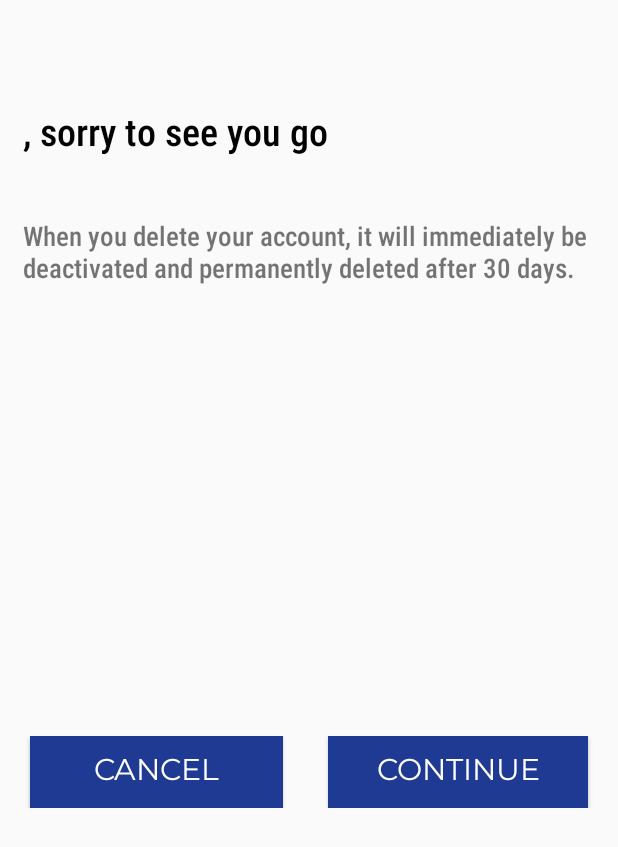
After one commit to maazsabahuddin/Sawari-Android, an Android app: the DeleteAccount_Activity screen opened directly, with no data from a screen before it, on a phone screen of 412 x 824 dp. The commit adds this screen. Shown: the top 847 px of the screen. Run offline under Robolectric (Android 15) with nearby library versions, the phone set to English and light mode, and no system bars; our stand-ins replace Volley; Roboto replaces fonts that are not available here.

Commit message:
account delete

```diff
--- a/app/src/main/AndroidManifest.xml
+++ b/app/src/main/AndroidManifest.xml
@@ -16,7 +16,10 @@
         android:roundIcon="@mipmap/ic_launcher_round"
         android:supportsRtl="true"
         android:theme="@style/AppTheme">
-        <activity android:name=".PrivacyActivity"></activity>
+        <activity android:name=".SecurityActivity"></activity>
+        <activity android:name=".DeleteAccount_Activity" />
+        <activity android:name=".VerifyPassword2_Activity" />
+        <activity android:name=".PrivacyActivity" />
         <activity android:name=".Maps.LocationFragment" />
         <activity android:name=".Maps.LocationActivity" />
         <activity android:name=".Maps.SavedPlace" />
--- /dev/null
+++ b/app/src/main/java/com/sohaibaijaz/sawaari/DeleteAccount_Activity.java
@@ -0,0 +1,124 @@
+package com.sohaibaijaz.sawaari;
+
+import androidx.appcompat.app.AppCompatActivity;
+import androidx.preference.Preference;
+
+import android.content.Context;
+import android.content.Intent;
+import android.content.SharedPreferences;
+import android.os.Bundle;
+import android.view.View;
+import android.widget.Button;
+import android.widget.TextView;
+import android.widget.Toast;
+
+import com.android.volley.AuthFailureError;
+import com.android.volley.Request;
+import com.android.volley.RequestQueue;
+import com.android.volley.Response;
+import com.android.volley.VolleyError;
+import com.android.volley.toolbox.StringRequest;
+import com.android.volley.toolbox.Volley;
+import com.sohaibaijaz.sawaari.Fragments.SettingsActivity;
+import com.sohaibaijaz.sawaari.Fragments.Verifypassword;
+
+import org.json.JSONException;
+import org.json.JSONObject;
+
+import java.util.HashMap;
+import java.util.Map;
+
+import static com.sohaibaijaz.sawaari.MainActivity.AppPreferences;
+
+public class DeleteAccount_Activity extends AppCompatActivity {
+
+    TextView sorry_message;
+    SharedPreferences sharedPreferences;
+    Button button_cancel;
+    Button button_continue;
+    @Override
+    protected void onCreate(Bundle savedInstanceState) {
+        super.onCreate(savedInstanceState);
+        getSupportActionBar().hide();
+        sharedPreferences = DeleteAccount_Activity.this.getSharedPreferences(AppPreferences, Context.MODE_PRIVATE);
+
+        setContentView(R.layout.activity_delete_account);
+        sorry_message=findViewById(R.id.sorrymessage);
+        button_cancel=findViewById(R.id.cancel);
+        button_continue=findViewById(R.id.continue_delete);
+
+        sorry_message.setText(sharedPreferences.getString("first_name", "")+", "+"sorry to see you go");
+
+        button_cancel.setOnClickListener(new View.OnClickListener() {
+            @Override
+            public void onClick(View v) {
+                Intent i = new Intent(DeleteAccount_Activity.this, SettingsActivity.class);
+                DeleteAccount_Activity.this.startActivity(i);
+            }
+        });
+
+        button_continue.setOnClickListener(new View.OnClickListener() {
+            @Override
+            public void onClick(View v) {
+                delete_account();
+            }
+        });
+
+    }
+
+    private void delete_account(){
+        try {
+
+            String url = "http://52.15.104.184/delete/user/";
+            StringRequest stringRequest = new StringRequest(Request.Method.GET, url,
+                    new Response.Listener<String>() {
+                        @Override
+                        public void onResponse(String response) {
+
+                            try {
+                                JSONObject jsonObject = new JSONObject(response);
+                                if (jsonObject.getString("status").equals("200")) {
+
+                                    Toast.makeText(DeleteAccount_Activity.this, jsonObject.getString("message"), Toast.LENGTH_LONG).show();
+                                }
+                                else {
+                                    Toast.makeText(DeleteAccount_Activity.this, jsonObject.getString("message"), Toast.LENGTH_LONG).show();
+
+                                }
+                            } catch (JSONException e) {
+                                e.printStackTrace();
+                            }
+                        }
+                    },
+
+                    new Response.ErrorListener() {
+                        @Override
+                        public void onErrorResponse(VolleyError error) {
+                            Toast.makeText(DeleteAccount_Activity.this, error.toString(), Toast.LENGTH_LONG).show();
+                        }
+                    }) {
+                @Override
+                protected Map<String, String> getParams() {
+                    Map<String, String> params = new HashMap<>();
+
+                    return params;
+                }
+
+                @Override
+                public Map<String, String> getHeaders() throws AuthFailureError {
+                    Map<String, String> headers = new HashMap<String, String>();
+                   headers.put("Authorization", sharedPreferences.getString("Token", ""));
+                    return headers;
+                }
+
+            };
+
+            RequestQueue requestQueue = Volley.newRequestQueue(this);
+            requestQueue.add(stringRequest);
+        }catch (Exception e) {
+            e.printStackTrace();
+            }
+
+
+    }
+}
--- /dev/null
+++ b/app/src/main/res/layout/activity_delete_account.xml
@@ -0,0 +1,68 @@
+<androidx.appcompat.widget.LinearLayoutCompat xmlns:android="http://schemas.android.com/apk/res/android"
+    android:layout_width="match_parent"
+    android:layout_height="match_parent"
+    android:orientation="vertical">
+
+    <TextView
+        android:layout_width="wrap_content"
+        android:layout_height="wrap_content"
+        android:id="@+id/sorrymessage"
+        android:text="SHAHRUKH"
+        android:textSize="25sp"
+        android:textColor="@android:color/black"
+        android:textAlignment="center"
+        android:layout_gravity="left"
+        android:layout_marginLeft="15dp"
+        android:fontFamily="sans-serif-condensed-medium"
+        android:layout_marginTop="70dp"></TextView>
+
+
+
+    <TextView
+        android:id="@+id/securitytext"
+        android:layout_width="wrap_content"
+        android:layout_height="wrap_content"
+        android:text="When you delete your account, it will immediately be deactivated and permanently deleted after 30 days."
+        android:textSize="18sp"
+        android:layout_marginLeft="15dp"
+        android:layout_marginRight="5dp"
+        android:fontFamily="sans-serif-condensed-medium"
+        android:layout_marginTop="40dp"></TextView>
+
+<androidx.appcompat.widget.LinearLayoutCompat
+    android:layout_width="match_parent"
+    android:layout_height="wrap_content"
+    android:orientation="horizontal"
+    android:layout_marginTop="300dp">
+    <Button
+        android:layout_width="wrap_content"
+        android:layout_height="wrap_content"
+        android:text="CANCEL"
+        android:textSize="20sp"
+        android:layout_weight="1"
+        android:id="@+id/cancel"
+        android:background="#1F3A93"
+        android:layout_gravity="center"
+        android:layout_marginLeft="20dp"
+        android:textColor="@android:color/white"
+        ></Button>
+    <TextView
+        android:layout_width="wrap_content"
+        android:layout_height="wrap_content"
+        android:layout_marginLeft="30dp"
+        />
+    <Button
+        android:layout_width="wrap_content"
+        android:layout_height="wrap_content"
+        android:layout_weight="0.8"
+        android:text="CONTINUE"
+        android:textSize="20sp"
+        android:id="@+id/continue_delete"
+        android:background="#1F3A93"
+        android:layout_gravity="center"
+        android:layout_marginRight="20dp"
+        android:textColor="@android:color/white"
+        ></Button>
+</androidx.appcompat.widget.LinearLayoutCompat>
+
+</androidx.appcompat.widget.LinearLayoutCompat>
--- a/app/src/main/res/layout/activity_privacy.xml
+++ b/app/src/main/res/layout/activity_privacy.xml
@@ -61,4 +61,5 @@
 
 
 
+
 </androidx.appcompat.widget.LinearLayoutCompat>
--- a/app/src/main/res/values/styles.xml
+++ b/app/src/main/res/values/styles.xml
@@ -53,6 +53,4 @@
         <item name="android:fontFamily">@font/montserrat</item>
     </style>
 
-
-
 </resources>
--- a/app/src/main/res/xml/account_setting_preference.xml
+++ b/app/src/main/res/xml/account_setting_preference.xml
@@ -12,7 +12,7 @@
 
     <PreferenceCategory
         android:key="favourites_category"
-        android:title="Favorites" >
+        android:title="Favorites">
 
         <Preference
             android:key="home"
```
Also changed, not shown: app/src/main/java/com/sohaibaijaz/sawaari/Fragments/SettingsFragment.java (+13 -0 lines), app/src/main/java/com/sohaibaijaz/sawaari/PrivacyActivity.java (+6 -1 lines), app/src/main/java/com/sohaibaijaz/sawaari/SecurityActivity.java (added, +15 -0 lines), app/src/main/java/com/sohaibaijaz/sawaari/VerifyPassword2_Activity.java (added, +223 -0 lines), app/src/main/res/layout/activity_security.xml (added, +41 -0 lines), app/src/main/res/layout/activity_verifypassword2.xml (added, +72 -0 lines).
